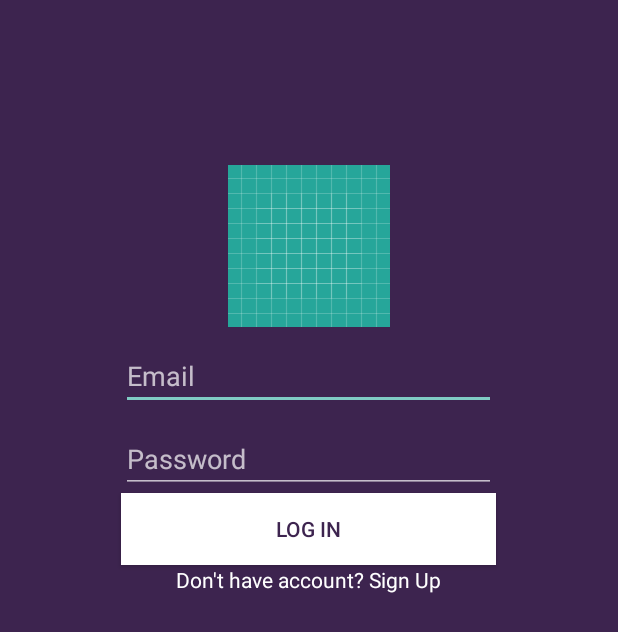
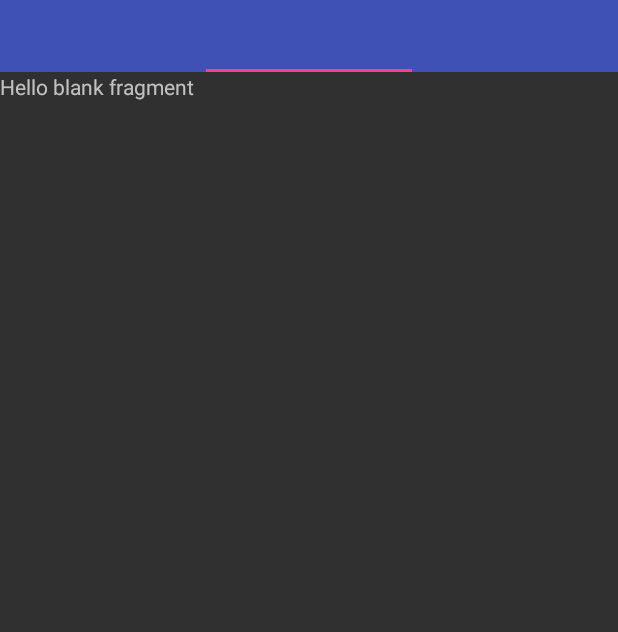
Before and after one commit to saraalhindi7/instapay, an Android app: the screen it shows after launch (MainActivity), on a phone screen of 412 x 824 dp. Shown: the top 632 px of the screen. Run offline under Robolectric (Android 15) with nearby library versions, the phone set to English and light mode, and no system bars.

Commit message:
fragment

```diff
--- a/app/build.gradle
+++ b/app/build.gradle
@@ -20,16 +20,16 @@ android {
 
 dependencies {
     implementation 'com.google.firebase:firebase-core:16.0.0'
-
-
-    implementation fileTree(dir: 'libs', include: ['*.jar'])
+    implementation fileTree(include: ['*.jar'], dir: 'libs')
     //noinspection GradleCompatible
     implementation 'com.android.support:appcompat-v7:28.0.0-alpha3'
     implementation 'com.android.support.constraint:constraint-layout:1.1.2'
     implementation 'com.google.firebase:firebase-auth:11.6.0'
+    implementation 'com.android.support:support-v4:28.0.0-alpha3'
     testImplementation 'junit:junit:4.12'
     androidTestImplementation 'com.android.support.test:runner:1.0.2'
     androidTestImplementation 'com.android.support.test.espresso:espresso-core:3.0.2'
+    implementation 'com.android.support:design:28.0.0-alpha3'
 }
 
 
--- a/app/src/main/AndroidManifest.xml
+++ b/app/src/main/AndroidManifest.xml
@@ -18,8 +18,8 @@
                 <category android:name="android.intent.category.LAUNCHER" />
             </intent-filter>
         </activity>
-        <activity android:name=".ActivitySignUp" />
-        <activity android:name=".ActivityProfile"></activity>
+        <activity android:name=".SignUpActivity" />
+        <activity android:name=".LogInActivity"></activity>
     </application>
 
 </manifest>
--- /dev/null
+++ b/app/src/main/java/makkah/wadi/instapay/instapay/Fragment2.java
@@ -0,0 +1,104 @@
+package makkah.wadi.instapay.instapay;
+
+import android.content.Context;
+import android.net.Uri;
+import android.os.Bundle;
+import android.support.v4.app.Fragment;
+import android.view.LayoutInflater;
+import android.view.View;
+import android.view.ViewGroup;
+
+
+/**
+ * A simple {@link Fragment} subclass.
+ * Activities that contain this fragment must implement the
+ * {@link Fragment2.OnFragmentInteractionListener} interface
+ * to handle interaction events.
+ * Use the {@link Fragment2#newInstance} factory method to
+ * create an instance of this fragment.
+ */
+public class Fragment2 extends Fragment {
+    // TODO: Rename parameter arguments, choose names that match
+    // the fragment initialization parameters, e.g. ARG_ITEM_NUMBER
+    private static final String ARG_PARAM1 = "param1";
+    private static final String ARG_PARAM2 = "param2";
+
+    // TODO: Rename and change types of parameters
+    private String mParam1;
+    private String mParam2;
+
+
+
+    public Fragment2() {
+        // Required empty public constructor
+    }
+
+    /**
+     * Use this factory method to create a new instance of
+     * this fragment using the provided parameters.
+     *
+     * @param param1 Parameter 1.
+     * @param param2 Parameter 2.
+     * @return A new instance of fragment Fragment2.
+     */
+    // TODO: Rename and change types and number of parameters
+    public static Fragment2 newInstance(String param1, String param2) {
+        Fragment2 fragment = new Fragment2();
+        Bundle args = new Bundle();
+        args.putString(ARG_PARAM1, param1);
+        args.putString(ARG_PARAM2, param2);
+        fragment.setArguments(args);
+        return fragment;
+    }
+
+    @Override
+    public void onCreate(Bundle savedInstanceState) {
+        super.onCreate(savedInstanceState);
+        if (getArguments() != null) {
+            mParam1 = getArguments().getString(ARG_PARAM1);
+            mParam2 = getArguments().getString(ARG_PARAM2);
+        }
+    }
+
+    @Override
+    public View onCreateView(LayoutInflater inflater, ViewGroup container,
+                             Bundle savedInstanceState) {
+        // Inflate the layout for this fragment
+        return inflater.inflate(R.layout.fragment_fragment2, container, false);
+    }
+
+    // TODO: Rename method, update argument and hook method into UI event
+    public void onButtonPressed(Uri uri) {
+
+
+    }
+
+    @Override
+    public void onAttach(Context context) {
+        super.onAttach(context);
+
+
+    }
+
+    @Override
+    public void onDetach() {
+        super.onDetach();
+
+
+    }
+
+    /**
+     * This interface must be implemented by activities that contain this
+     * fragment to allow an interaction in this fragment to be communicated
+     * to the activity and potentially other fragments contained in that
+     * activity.
+     * <p>
+     * See the Android Training lesson <a href=
+     * "http://developer.android.com/training/basics/fragments/communicating.html"
+     * >Communicating with Other Fragments</a> for more information.
+     */
+    public interface OnFragmentInteractionListener {
+        // TODO: Update argument type and name
+        void onFragmentInteraction(Uri uri);
+    }
+}
--- /dev/null
+++ b/app/src/main/java/makkah/wadi/instapay/instapay/Fragment3.java
@@ -0,0 +1,101 @@
+package makkah.wadi.instapay.instapay;
+
+import android.content.Context;
+import android.net.Uri;
+import android.os.Bundle;
+import android.support.v4.app.Fragment;
+import android.view.LayoutInflater;
+import android.view.View;
+import android.view.ViewGroup;
+
+
+/**
+ * A simple {@link Fragment} subclass.
+ * Activities that contain this fragment must implement the
+ * {@link Fragment3.OnFragmentInteractionListener} interface
+ * to handle interaction events.
+ * Use the {@link Fragment3#newInstance} factory method to
+ * create an instance of this fragment.
+ */
+public class Fragment3 extends Fragment {
+    // TODO: Rename parameter arguments, choose names that match
+    // the fragment initialization parameters, e.g. ARG_ITEM_NUMBER
+    private static final String ARG_PARAM1 = "param1";
+    private static final String ARG_PARAM2 = "param2";
+
+    // TODO: Rename and change types of parameters
+    private String mParam1;
+    private String mParam2;
+
+
+
+    public Fragment3() {
+        // Required empty public constructor
+    }
+
+    /**
+     * Use this factory method to create a new instance of
+     * this fragment using the provided parameters.
+     *
+     * @param param1 Parameter 1.
+     * @param param2 Parameter 2.
+     * @return A new instance of fragment Fragment3.
+     */
+    // TODO: Rename and change types and number of parameters
+    public static Fragment3 newInstance(String param1, String param2) {
+        Fragment3 fragment = new Fragment3();
+        Bundle args = new Bundle();
+        args.putString(ARG_PARAM1, param1);
+        args.putString(ARG_PARAM2, param2);
+        fragment.setArguments(args);
+        return fragment;
+    }
+
+    @Override
+    public void onCreate(Bundle savedInstanceState) {
+        super.onCreate(savedInstanceState);
+        if (getArguments() != null) {
+            mParam1 = getArguments().getString(ARG_PARAM1);
+            mParam2 = getArguments().getString(ARG_PARAM2);
+        }
+    }
+
+    @Override
+    public View onCreateView(LayoutInflater inflater, ViewGroup container,
+                             Bundle savedInstanceState) {
+        // Inflate the layout for this fragment
+        return inflater.inflate(R.layout.fragment_fragment3, container, false);
+    }
+
+    // TODO: Rename method, update argument and hook method into UI event
+    public void onButtonPressed(Uri uri) {
+
+    }
+
+    @Override
+    public void onAttach(Context context) {
+        super.onAttach(context);
+
+    }
+
+    @Override
+    public void onDetach() {
+        super.onDetach();
+
+    }
+
+    /**
+     * This interface must be implemented by activities that contain this
+     * fragment to allow an interaction in this fragment to be communicated
+     * to the activity and potentially other fragments contained in that
+     * activity.
+     * <p>
+     * See the Android Training lesson <a href=
+     * "http://developer.android.com/training/basics/fragments/communicating.html"
+     * >Communicating with Other Fragments</a> for more information.
+     */
+    public interface OnFragmentInteractionListener {
+        // TODO: Update argument type and name
+        void onFragmentInteraction(Uri uri);
+    }
+}
--- a/app/src/main/java/makkah/wadi/instapay/instapay/ActivitySignUp.java
+++ b/app/src/main/java/makkah/wadi/instapay/instapay/LogInActivity.java
@@ -3,11 +3,11 @@ package makkah.wadi.instapay.instapay;
 import android.support.v7.app.AppCompatActivity;
 import android.os.Bundle;
 
-public class ActivitySignUp extends AppCompatActivity {
+public class LogInActivity extends AppCompatActivity {
 
     @Override
     protected void onCreate(Bundle savedInstanceState) {
         super.onCreate(savedInstanceState);
-        setContentView(R.layout.activity_sign_up);
+        setContentView(R.layout.activity_login);
     }
 }
--- a/app/src/main/java/makkah/wadi/instapay/instapay/MainActivity.java
+++ b/app/src/main/java/makkah/wadi/instapay/instapay/MainActivity.java
@@ -1,13 +1,27 @@
 package makkah.wadi.instapay.instapay;
 
+import android.net.Uri;
+import android.support.v4.app.FragmentPagerAdapter;
+import android.support.v4.view.ViewPager;
 import android.support.v7.app.AppCompatActivity;
 import android.os.Bundle;
 
-public class MainActivity extends AppCompatActivity {
+public class MainActivity extends AppCompatActivity  {
+    private ViewPager viewPager;
+    private  SlideAdapter myAdapter;
+    FragmentPagerAdapter adapterViewPager;
+
 
     @Override
     protected void onCreate(Bundle savedInstanceState) {
         super.onCreate(savedInstanceState);
         setContentView(R.layout.activity_main);
+        ViewPager vpPager = (ViewPager) findViewById(R.id.viewpager);
+        adapterViewPager = new SlideAdapter(getSupportFragmentManager());
+        vpPager.setAdapter(adapterViewPager);
+
+        vpPager.setCurrentItem(1);
     }
+
+
 }
--- /dev/null
+++ b/app/src/main/java/makkah/wadi/instapay/instapay/ScannerActivity.java
@@ -0,0 +1,100 @@
+package makkah.wadi.instapay.instapay;
+
+import android.content.Context;
+import android.net.Uri;
+import android.os.Bundle;
+import android.support.v4.app.Fragment;
+import android.view.LayoutInflater;
+import android.view.View;
+import android.view.ViewGroup;
+
+
+/**
+ * A simple {@link Fragment} subclass.
+ * Activities that contain this fragment must implement the
+ * {@link ScannerActivity.OnFragmentInteractionListener} interface
+ * to handle interaction events.
+ * Use the {@link ScannerActivity#newInstance} factory method to
+ * create an instance of this fragment.
+ */
+public class ScannerActivity extends Fragment {
+    // TODO: Rename parameter arguments, choose names that match
+    // the fragment initialization parameters, e.g. ARG_ITEM_NUMBER
+    private static final String ARG_PARAM1 = "param1";
+    private static final String ARG_PARAM2 = "param2";
+
+    // TODO: Rename and change types of parameters
+    private String mParam1;
+    private String mParam2;
+
+
+
+    public ScannerActivity() {
+        // Required empty public constructor
+    }
+
+    /**
+     * Use this factory method to create a new instance of
+     * this fragment using the provided parameters.
+     *
+     * @param param1 Parameter 1.
+     * @param param2 Parameter 2.
+     * @return A new instance of fragment ScannerActivity.
+     */
+    // TODO: Rename and change types and number of parameters
+    public static ScannerActivity newInstance(String param1, String param2) {
+        ScannerActivity fragment = new ScannerActivity();
+        Bundle args = new Bundle();
+        args.putString(ARG_PARAM1, param1);
+        args.putString(ARG_PARAM2, param2);
+        fragment.setArguments(args);
+        return fragment;
+    }
+
+    @Override
+    public void onCreate(Bundle savedInstanceState) {
+        super.onCreate(savedInstanceState);
+        if (getArguments() != null) {
+            mParam1 = getArguments().getString(ARG_PARAM1);
+            mParam2 = getArguments().getString(ARG_PARAM2);
+        }
+    }
+
+    @Override
+    public View onCreateView(LayoutInflater inflater, ViewGroup container,
+                             Bundle savedInstanceState) {
+        // Inflate the layout for this fragment
+        return inflater.inflate(R.layout.fragment_scanner, container, false);
+    }
+
+    // TODO: Rename method, update argument and hook method into UI event
+    public void onButtonPressed(Uri uri) {
+
+    }
+
+    @Override
+    public void onAttach(Context context) {
+        super.onAttach(context);
+
+    }
+
+    @Override
+    public void onDetach() {
+        super.onDetach();
+    }
+
+    /**
+     * This interface must be implemented by activities that contain this
+     * fragment to allow an interaction in this fragment to be communicated
+     * to the activity and potentially other fragments contained in that
+     * activity.
+     * <p>
+     * See the Android Training lesson <a href=
+     * "http://developer.android.com/training/basics/fragments/communicating.html"
+     * >Communicating with Other Fragments</a> for more information.
+     */
+    public interface OnFragmentInteractionListener {
+        // TODO: Update argument type and name
+        void onFragmentInteraction(Uri uri);
+    }
+}
--- a/app/src/main/java/makkah/wadi/instapay/instapay/ActivityProfile.java
+++ b/app/src/main/java/makkah/wadi/instapay/instapay/SignUpActivity.java
@@ -3,11 +3,11 @@ package makkah.wadi.instapay.instapay;
 import android.support.v7.app.AppCompatActivity;
 import android.os.Bundle;
 
-public class ActivityProfile extends AppCompatActivity {
+public class SignUpActivity extends AppCompatActivity {
 
     @Override
     protected void onCreate(Bundle savedInstanceState) {
         super.onCreate(savedInstanceState);
-        setContentView(R.layout.activity_profile);
+        setContentView(R.layout.activity_sign_up);
     }
 }
--- /dev/null
+++ b/app/src/main/java/makkah/wadi/instapay/instapay/SlideAdapter.java
@@ -0,0 +1,50 @@
+package makkah.wadi.instapay.instapay;
+
+import android.content.Context;
+import android.graphics.Color;
+import android.support.annotation.NonNull;
+import android.support.v4.app.Fragment;
+import android.support.v4.app.FragmentManager;
+import android.support.v4.app.FragmentPagerAdapter;
+import android.support.v4.view.PagerAdapter;
+import android.view.LayoutInflater;
+import android.view.View;
+import android.view.ViewGroup;
+import android.widget.ImageView;
+import android.widget.LinearLayout;
+import android.widget.TextView;
+
+public class SlideAdapter extends FragmentPagerAdapter {
+
+    private static int NUM_ITEMS = 3;
+
+    public SlideAdapter(FragmentManager fragmentManager) {
+        super(fragmentManager);
+    }
+
+
+
+    @Override
+    public int getCount() {
+        return NUM_ITEMS;
+    }
+
+
+
+    @Override
+    public Fragment getItem(int i) {
+        switch (i) {
+            case 0:
+                Fragment2 fragment2 = new Fragment2();
+                return fragment2;
+            case 1:
+                ScannerActivity QR_Scanner = new ScannerActivity();
+                return QR_Scanner;
+            case 2:
+                Fragment3 fragment3 = new Fragment3();
+                return fragment3;
+            default:
+                return null;
+        }
+    }
+}
--- a/app/src/main/res/layout/activity_main.xml
+++ b/app/src/main/res/layout/activity_main.xml
@@ -3,47 +3,22 @@
     xmlns:tools="http://schemas.android.com/tools"
     android:layout_width="match_parent"
     android:layout_height="match_parent"
-    android:background="@color/mainColor"
-    android:orientation="vertical"
-    android:theme="@style/Base.Theme.AppCompat"
-    tools:context=".MainActivity">
+    tools:context=".MainActivity"
+    android:orientation="vertical">
 
-    <ImageView
-        android:layout_width="wrap_content"
-        android:layout_height="wrap_content"
-        android:id="@+id/profile_imageView"
-        android:layout_gravity="center"
-        android:layout_marginTop="110dp"
-        android:src="@drawable/ic_launcher_background"/>
+    <android.support.v4.view.ViewPager
+        android:layout_width="match_parent"
+        android:layout_height="match_parent"
+        android:id="@+id/viewpager">
 
-    <EditText
-        android:layout_gravity="center"
-        android:layout_width="250dp"
-        android:layout_height="wrap_content"
-        android:layout_marginTop="10dp"
-        android:hint="Email"/>
-    <EditText
-        android:layout_gravity="center"
-        android:layout_width="250dp"
-        android:layout_marginTop="10dp"
-        android:layout_height="wrap_content"
-        android:hint="Password"/>
-    <Button
-        android:layout_width="250dp"
-        android:padding="10dp"
-        android:layout_gravity="center"
-        android:background="@android:color/white"
-        android:layout_height="wrap_content"
-        android:textColor="@color/mainColor"
-        android:text="Log in" />
-    <TextView
-        android:layout_width="wrap_content"
-        android:layout_height="wrap_content"
-        android:textColor="@android:color/white"
-        android:layout_gravity="center"
-        android:id="@+id/dont_have_account"
-        android:text="Don't have account? Sign Up"/>
+        <android.support.design.widget.TabLayout
+            android:layout_width="match_parent"
+            android:layout_height="wrap_content"
+            android:id="@+id/tablayout"
+            android:background="@color/colorPrimary"
+            android:theme="@style/ThemeOverlay.AppCompat.Dark.ActionBar"/>
 
 
 
+    </android.support.v4.view.ViewPager>
 </LinearLayout>
--- a/app/src/main/res/layout/activity_sign_up.xml
+++ b/app/src/main/res/layout/activity_sign_up.xml
@@ -4,6 +4,6 @@
     xmlns:tools="http://schemas.android.com/tools"
     android:layout_width="match_parent"
     android:layout_height="match_parent"
-    tools:context=".ActivitySignUp">
+    tools:context=".SignUpActivity">
 
 </android.support.constraint.ConstraintLayout>
--- /dev/null
+++ b/app/src/main/res/layout/fragment_scanner.xml
@@ -0,0 +1,14 @@
+<?xml version="1.0" encoding="utf-8"?>
+<FrameLayout xmlns:android="http://schemas.android.com/apk/res/android"
+    xmlns:tools="http://schemas.android.com/tools"
+    android:layout_width="match_parent"
+    android:layout_height="match_parent"
+    tools:context=".ScannerActivity">
+
+    <!-- TODO: Update blank fragment layout -->
+    <TextView
+        android:layout_width="match_parent"
+        android:layout_height="match_parent"
+        android:text="@string/hello_blank_fragment" />
+
+</FrameLayout>
--- a/app/src/main/res/layout/profile_head.xml
+++ b/app/src/main/res/layout/profile_head.xml
@@ -4,7 +4,7 @@
     android:layout_height="match_parent"
     xmlns:tools="http://schemas.android.com/tools"
     android:orientation="vertical"
-    tools:context=".ProfileActivity">
+    tools:context=".MainActivity">
     <RelativeLayout
         android:layout_width="match_parent"
         android:layout_height="wrap_content"
--- a/app/src/main/res/values/strings.xml
+++ b/app/src/main/res/values/strings.xml
@@ -6,4 +6,11 @@
     <string name="signIn">Sign In</string>
     <string name="password">Password</string>
     <string name="dontHaveAcc">Don\'t have account? Sign Up</string>
+
+    <!-- TODO: Remove or change this placeholder text -->
+    <string name="hello_blank_fragment">Hello blank fragment</string>
+
+    <!-- TODO: Remove or change this placeholder text -->
+
+
 </resources>
```
Also changed, not shown: app/src/main/java/makkah/wadi/instapay/instapay/PapgerAdapter.java (added, +31 -0 lines), app/src/main/res/layout/activity_login.xml (added, +49 -0 lines), app/src/main/res/layout/activity_profile.xml (deleted, +0 -28 lines), app/src/main/res/layout/fragment_fragment1.xml (added, +15 -0 lines), app/src/main/res/layout/fragment_fragment2.xml (added, +15 -0 lines), app/src/main/res/layout/fragment_fragment3.xml (added, +14 -0 lines).
